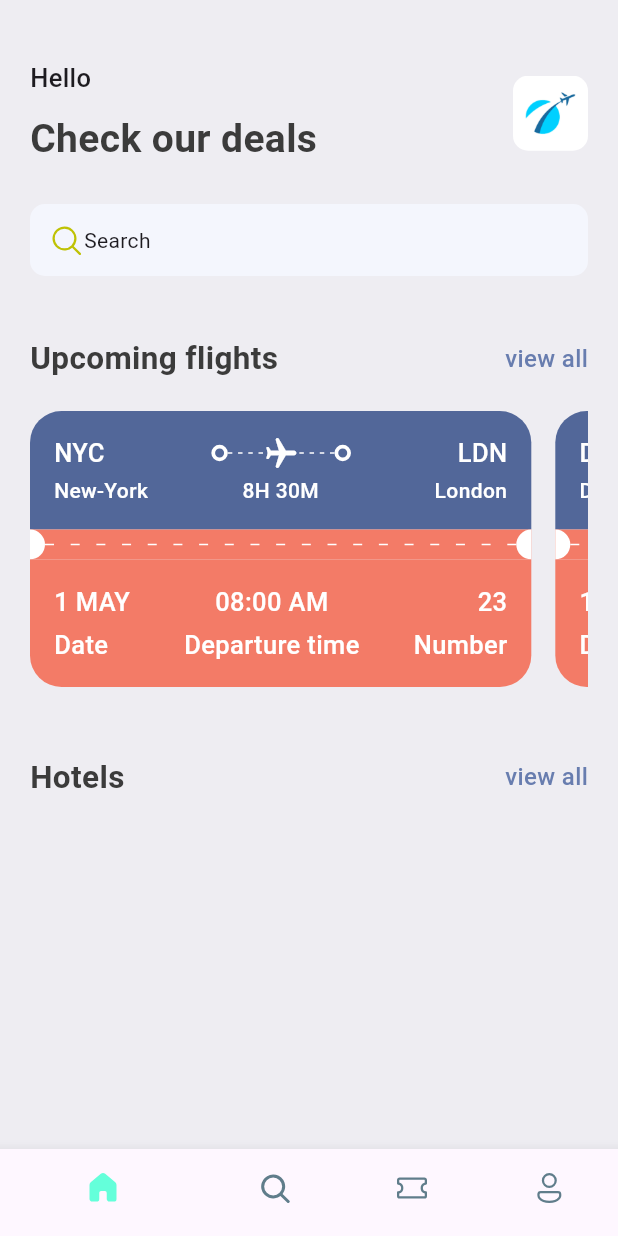
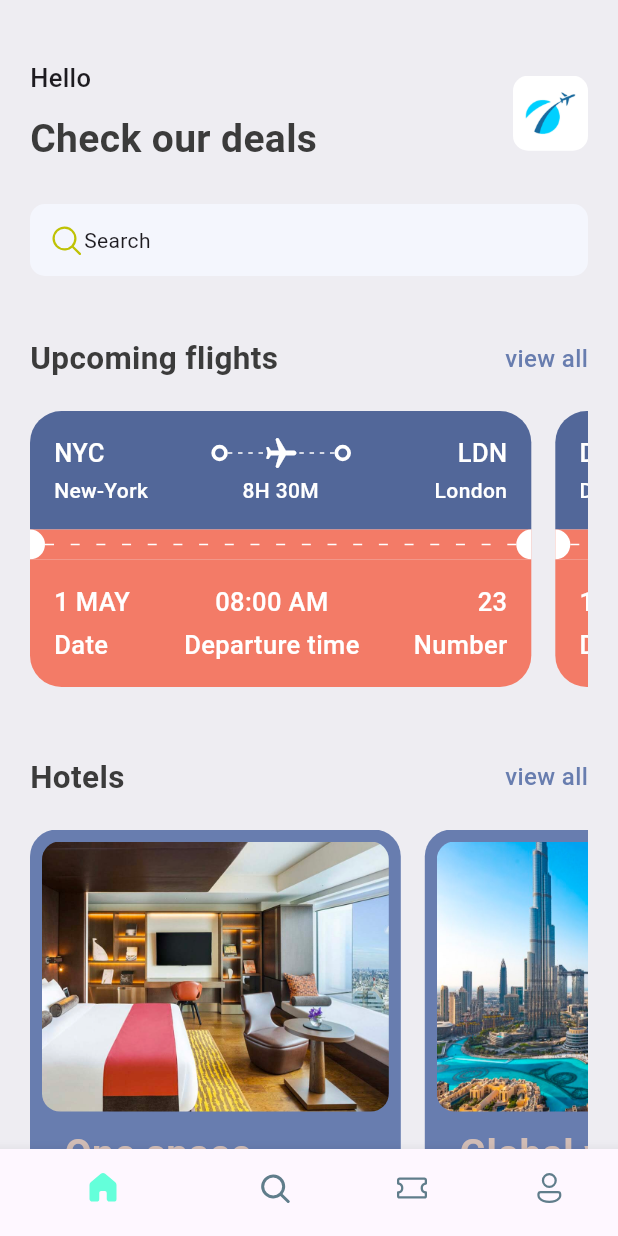
Before and after one commit to hassaneldika/ticket-app, a Flutter app: the screen it shows after launch, on a phone screen of 412 x 824 dp. Run offline on Flutter 3.47's test engine with Material 3 defaults, Android fonts, the phone set to English and light mode, and no system bars; our stand-ins replace fluentui_icons.

Commit message:
create dynamic hotel widget

```diff
--- a/lib/base/res/media.dart
+++ b/lib/base/res/media.dart
@@ -6,4 +6,5 @@ class AppMedia {
   //name to access it (_baseImage)
   static const _baseImage = 'assets/images';
   static const logo = '$_baseImage/logo.png';
+  static const hotelRoom = '$_baseImage/hotel_room.png';
 }
--- a/lib/base/res/styles/app_styles.dart
+++ b/lib/base/res/styles/app_styles.dart
@@ -10,6 +10,7 @@ class AppStyles {
   static const Color textColor = Color(0xFF3b3b3b);
   static const Color ticketBlue = Color(0xFF526799);
   static const Color ticketOrange = Color(0xFFF37b67);
+  static const Color kakiColor = Color(0xFFd2bdb6);
 
   static const TextStyle textStyle =
       TextStyle(fontSize: 16.0, fontWeight: FontWeight.w500);
--- a/lib/base/utils/all_json.dart
+++ b/lib/base/utils/all_json.dart
@@ -16,3 +16,24 @@ List<Map<String, dynamic>> ticketList = [
     "number": 45
   },
 ];
+
+List<Map<String, dynamic>> hotelList = [
+  {
+    'image': 'hotel_room.png',
+    'place': 'One space',
+    'destination': 'London',
+    'price': 25
+  },
+  {
+    'image': 'city_view.png',
+    'place': 'Global will',
+    'destination': 'London',
+    'price': 40
+  },
+  {
+    'image': 'pool_view.png',
+    'place': 'Best city pool',
+    'destination': 'Dubai',
+    'price': 68
+  },
+];
--- a/lib/base/widgets/app_double_text.dart
+++ b/lib/base/widgets/app_double_text.dart
@@ -1,6 +1,5 @@
 import 'package:flutter/material.dart';
 import 'package:ticketapp/base/res/styles/app_styles.dart';
-import 'package:ticketapp/screens/all_tickets.dart';
 
 class AppDoubleText extends StatelessWidget {
   const AppDoubleText(
--- a/lib/screens/home_screen.dart
+++ b/lib/screens/home_screen.dart
@@ -5,6 +5,7 @@ import 'package:ticketapp/base/res/styles/app_styles.dart';
 import 'package:ticketapp/base/utils/all_json.dart';
 import 'package:ticketapp/base/widgets/app_double_text.dart';
 import 'package:ticketapp/base/widgets/ticket_view.dart';
+import 'package:ticketapp/screens/widgets/hotel.dart';
 
 class HomeScreen extends StatelessWidget {
   const HomeScreen({super.key});
@@ -22,6 +23,7 @@ class HomeScreen extends StatelessWidget {
           Container(
             padding: const EdgeInsets.symmetric(horizontal: 20.0),
             child: Column(
+              crossAxisAlignment: CrossAxisAlignment.start,
               children: [
                 Row(
                   mainAxisAlignment: MainAxisAlignment.spaceBetween,
@@ -100,6 +102,14 @@ class HomeScreen extends StatelessWidget {
                   bigText: 'Hotels',
                   func: () => Navigator.pushNamed(context, '/all_tickets'),
                 ),
+                const SizedBox(
+                  height: 20.0,
+                ),
+                SingleChildScrollView(
+                  scrollDirection: Axis.horizontal,
+                  child: Row(
+                      children: hotelList.map((e) => Hotel(hotel: e)).toList()),
+                )
               ],
             ),
           ),
--- /dev/null
+++ b/lib/screens/widgets/hotel.dart
@@ -0,0 +1,69 @@
+import 'package:flutter/material.dart';
+import 'package:ticketapp/base/res/media.dart';
+import 'package:ticketapp/base/res/styles/app_styles.dart';
+
+class Hotel extends StatelessWidget {
+  const Hotel({super.key, required this.hotel});
+
+  final Map<String, dynamic> hotel;
+
+  @override
+  Widget build(BuildContext context) {
+    final size = MediaQuery.of(context).size;
+    return Container(
+      padding: const EdgeInsets.all(8.0),
+      width: size.width * 0.6,
+      height: 350.0,
+      margin: const EdgeInsets.only(right: 16.0),
+      decoration: BoxDecoration(
+          color: AppStyles.primaryColor,
+          borderRadius: BorderRadius.circular(18.0)),
+      child: Column(
+        crossAxisAlignment: CrossAxisAlignment.start,
+        children: [
+          Container(
+            height: 180.0,
+            decoration: BoxDecoration(
+                color: AppStyles.primaryColor,
+                borderRadius: BorderRadius.circular(12.0),
+                image: DecorationImage(
+                    fit: BoxFit.cover,
+                    image: AssetImage('assets/images/${hotel['image']}'))),
+          ),
+          const SizedBox(
+            height: 10.0,
+          ),
+          Padding(
+            padding: const EdgeInsets.only(left: 15.0),
+            child: Text(
+              hotel['place'],
+              style:
+                  AppStyles.headLineStyle1.copyWith(color: AppStyles.kakiColor),
+            ),
+          ),
+          const SizedBox(
+            height: 10.0,
+          ),
+          Padding(
+            padding: const EdgeInsets.only(left: 15.0),
+            child: Text(
+              hotel['destination'],
+              style: AppStyles.headLineStyle3.copyWith(color: Colors.white),
+            ),
+          ),
+          const SizedBox(
+            height: 10.0,
+          ),
+          Padding(
+            padding: const EdgeInsets.only(left: 15.0),
+            child: Text(
+              '\$${hotel['price'].toString()}/night',
+              style:
+                  AppStyles.headLineStyle1.copyWith(color: AppStyles.kakiColor),
+            ),
+          ),
+        ],
+      ),
+    );
+  }
+}
```
Also changed, not shown: lib/base/utils/app_routes.dart (added).
